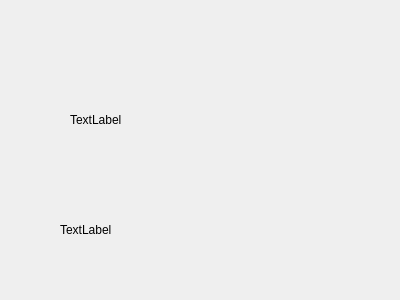
Above: NIM/test.ui from alkotobi/NimQt_NEW before the change. Below: the same form after it.
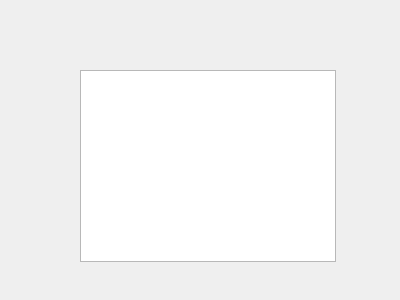
That is the form after the change.

```diff
--- a/NIM/test.ui
+++ b/NIM/test.ui
@@ -16,43 +16,15 @@
   <property name="layoutDirection">
    <enum>Qt::LeftToRight</enum>
   </property>
-  <widget class="QWidget" name="horizontalLayoutWidget">
+  <widget class="QTableView" name="tableView">
    <property name="geometry">
     <rect>
-     <x>70</x>
-     <y>80</y>
-     <width>160</width>
-     <height>80</height>
+     <x>80</x>
+     <y>70</y>
+     <width>256</width>
+     <height>192</height>
     </rect>
    </property>
-   <layout class="QHBoxLayout" name="horizontalLayout">
-    <item>
-     <widget class="QLabel" name="label">
-      <property name="text">
-       <string>TextLabel</string>
-      </property>
-     </widget>
-    </item>
-   </layout>
-  </widget>
-  <widget class="QWidget" name="verticalLayoutWidget">
-   <property name="geometry">
-    <rect>
-     <x>60</x>
-     <y>190</y>
-     <width>160</width>
-     <height>80</height>
-    </rect>
-   </property>
-   <layout class="QVBoxLayout" name="verticalLayout">
-    <item>
-     <widget class="QLabel" name="label_2">
-      <property name="text">
-       <string>TextLabel</string>
-      </property>
-     </widget>
-    </item>
-   </layout>
   </widget>
  </widget>
  <resources/>
```
